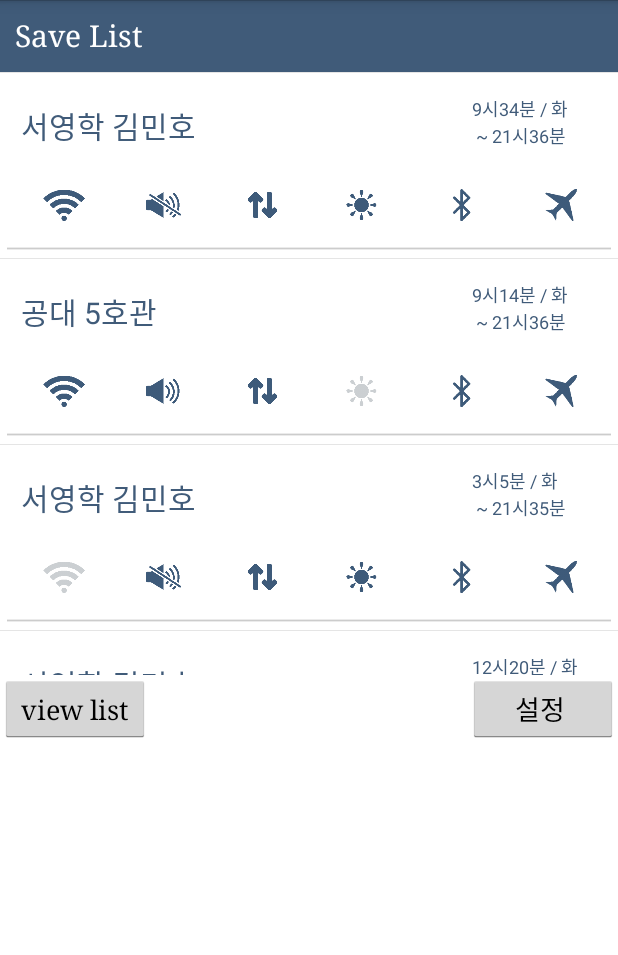
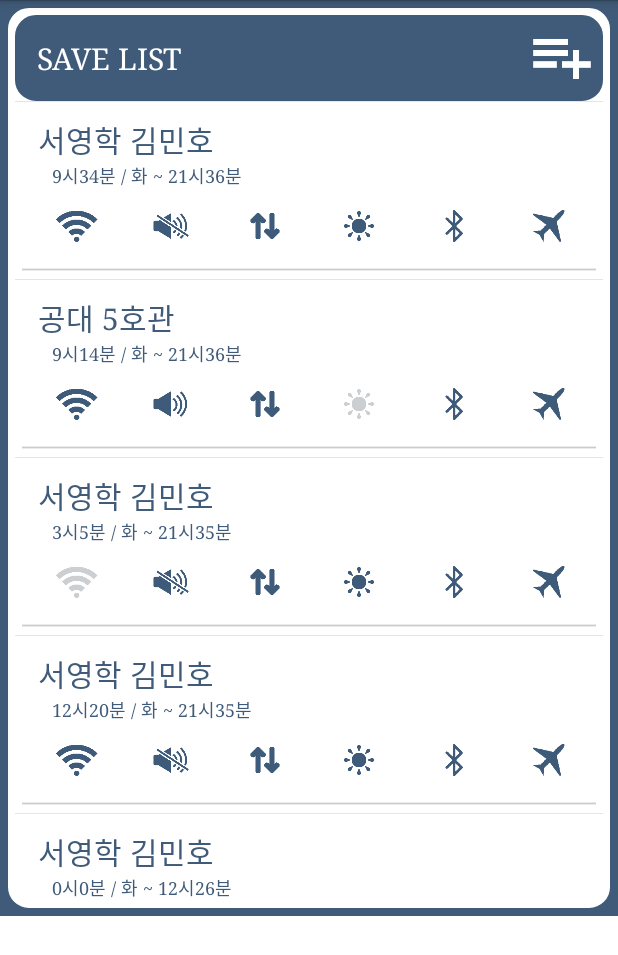
Before and after one commit to ISKU/Chameleon, an Android app: the screen it shows after launch (MainActivity), on a phone screen of 412 x 824 dp. Shown: the top 955 px of the screen. Run offline under Robolectric (Android 15) with nearby library versions, the phone set to English and light mode, and no system bars; libraries missing offline, so code that uses them is left out: com.kyleduo.switchbutton; plain views replace SwitchButton; Roboto replaces fonts that are not available here; 1 statement that could not run was skipped.

Commit message:
Delete setting Button and Redesign settingList Button and savedList

```diff
--- a/chameleon/app/src/main/java/main/chameleon/MainActivity.java
+++ b/chameleon/app/src/main/java/main/chameleon/MainActivity.java
@@ -7,7 +7,6 @@ import android.view.MotionEvent;
 import android.view.View;
 import android.view.ViewGroup;
 import android.view.Window;
-import android.widget.AdapterView;
 import android.widget.BaseAdapter;
 import android.widget.Button;
 import android.widget.ListView;
@@ -62,24 +61,25 @@ public class MainActivity extends Activity {
         myAdapter adapter = new myAdapter();
         listView.setAdapter(adapter);
 
-        listView.setOnItemClickListener(new AdapterView.OnItemClickListener() {
-            @Override
-            public void onItemClick(AdapterView<?> parent, View view, int position, long id) {
-                Intent intent = new Intent(getApplicationContext(), MainActivity.class);
-                intent.putExtra("position_save", position);
-                startActivity(intent);
-            }
-        });
+//        listView.setOnItemClickListener(new AdapterView.OnItemClickListener() {
+//            @Override
+//            public void onItemClick(AdapterView<?> parent, View view, int position, long id) {
+//                Intent intent = new Intent(getApplicationContext(), MainActivity.class);
+//                intent.putExtra("position_save", position);
+//                startActivity(intent);
+//            }
+//        });
 
 
-        toModeListButton = (Button) findViewById(R.id.listToSettingButton);
+        /*
+       toModeListButton = (Button) findViewById(R.id.listToSettingButton);
         toModeListButton.setOnClickListener(new View.OnClickListener() {
             public void onClick(View v) {
                 aIntent = new Intent(MainActivity.this, ModeActivity.class);
                 startActivity(aIntent);
             }
         });
-
+        */
 
     }
 
--- /dev/null
+++ b/chameleon/app/src/main/res/drawable-hdpi/list_shape.xml
@@ -0,0 +1,28 @@
+<?xml version="1.0" encoding="utf-8"?>
+    <shape
+        xmlns:android="http://schemas.android.com/apk/res/android"
+        android:shape="rectangle"
+
+    >
+
+        <solid
+            android:color="#405B79" >
+        </solid>
+
+        <stroke
+            android:width="5dp"
+            android:color="#405B79" >
+        </stroke>
+
+        <padding
+            android:left="5dp"
+            android:top="5dp"
+            android:right="5dp"
+            android:bottom="5dp"    >
+        </padding>
+
+        <corners
+            android:radius="11dp"   >
+        </corners>
+
+    </shape>
--- a/chameleon/app/src/main/res/layout/activity_main.xml
+++ b/chameleon/app/src/main/res/layout/activity_main.xml
@@ -13,21 +13,23 @@
     android:layout_height="550dp"
     android:layout_marginBottom="5dp"
 
-    >
+    android:padding="5dp"
+    android:background="#405B79">
 
     <ListView
         android:layout_width="wrap_content"
-        android:layout_height="450dp"
+        android:layout_height="600dp"
         android:id="@+id/showModeListView"
         android:layout_alignParentTop="true"
         android:layout_alignParentRight="true"
         android:layout_alignParentEnd="true"
         android:layout_alignParentLeft="true"
         android:layout_alignParentStart="true"
-        android:background="#fff">
+        android:background="@drawable/shape"
+        android:layout_alignParentBottom="true">
     </ListView>
 
-    <Button
+   <!-- <Button
         android:layout_width="100dp"
         android:layout_height="45dp"
         android:id="@+id/listToSettingButton"
@@ -48,7 +50,7 @@
         android:layout_below="@+id/showModeListView"
         android:layout_alignParentLeft="true"
         android:layout_alignParentStart="true">
-    </Button>
+    </Button>-->
 
 
 </RelativeLayout>
--- a/chameleon/app/src/main/res/layout/each_list_header.xml
+++ b/chameleon/app/src/main/res/layout/each_list_header.xml
@@ -1,28 +1,36 @@
-<?xml version="1.0" encoding="utf-8"?><!--
-  ~ Copyright 2014 Niek Haarman
-  ~
-  ~ Licensed under the Apache License, Version 2.0 (the "License");
-  ~ you may not use this file except in compliance with the License.
-  ~ You may obtain a copy of the License at
-  ~
-  ~ http://www.apache.org/licenses/LICENSE-2.0
-  ~
-  ~ Unless required by applicable law or agreed to in writing, software
-  ~ distributed under the License is distributed on an "AS IS" BASIS,
-  ~ WITHOUT WARRANTIES OR CONDITIONS OF ANY KIND, either express or implied.
-  ~ See the License for the specific language governing permissions and
-  ~ limitations under the License.
-  -->
+<?xml version="1.0" encoding="utf-8"?>
+
+
+<RelativeLayout xmlns:android="http://schemas.android.com/apk/res/android"
+    android:orientation="vertical"
+    android:layout_width="match_parent"
+    android:layout_height="wrap_content"
+    android:background="@drawable/list_shape">
 
 <TextView xmlns:android="http://schemas.android.com/apk/res/android"
     xmlns:tools="http://schemas.android.com/tools"
     android:layout_width="match_parent"
     android:layout_height="wrap_content"
-    android:background="#405B79"
     android:minHeight="48dp"
-    android:padding="10dp"
-    android:textColor="@android:color/white"
+    android:padding="0dp"
     android:textSize="20sp"
     android:radius="11dp"
-    android:text="Save List"
-    tools:ignore="UnusedAttribute" />
+    android:text="SAVE LIST"
+    tools:ignore="UnusedAttribute"
+    android:typeface="serif"
+    android:gravity="center_vertical"
+    android:layout_marginLeft="10dp"
+    android:id="@+id/textView"
+    android:textColor="#ffffff" />
+
+    <Button
+        android:layout_width="45dp"
+        android:layout_height="45dp"
+        android:id="@+id/listToSettingButton"
+        android:onClick="moveListSetting"
+        android:background="@drawable/list_plus"
+        android:gravity="center_vertical"
+        android:layout_alignRight="@+id/textView"
+        android:layout_alignEnd="@+id/textView">
+    </Button>
+</RelativeLayout>
--- a/chameleon/app/src/main/res/layout/each_menu_list.xml
+++ b/chameleon/app/src/main/res/layout/each_menu_list.xml
@@ -6,19 +6,20 @@
     android:layout_height="match_parent"
     android:paddingTop="0dp">
 
-    <LinearLayout xmlns:android="http://schemas.android.com/apk/res/android"
+    <RelativeLayout xmlns:android="http://schemas.android.com/apk/res/android"
         android:orientation="vertical" android:layout_width="match_parent"
-        android:layout_height="wrap_content"
+        android:layout_height="100dp"
         android:background="#ffffff"
         android:layout_marginTop="10dp"
         >
 
         <LinearLayout xmlns:android="http://schemas.android.com/apk/res/android"
             android:orientation="horizontal" android:layout_width="match_parent"
-            android:layout_height="50dp"
+            android:layout_height="wrap_content"
             android:gravity="center_vertical|center_horizontal"
             android:paddingTop="0dp"
-            android:layout_marginTop="0dp">
+            android:layout_marginTop="0dp"
+            android:id="@+id/linearLayout2">
 
             <TextView
                 android:layout_width="wrap_content"
@@ -27,30 +28,16 @@
                 android:textSize="20dp"
                 android:id="@+id/listName"
                 android:textColor = "#405B79"
-                android:text="이름" />
+                android:text="이름"
+                android:typeface="serif" />
 
             <LinearLayout xmlns:android="http://schemas.android.com/apk/res/android"
                 android:orientation="vertical" android:layout_width="77dp"
-                android:layout_height="40dp"
+                android:layout_height="match_parent"
                 android:layout_marginTop="0dp"
 
                 android:gravity="top">
-                <TextView
-                    android:layout_width="wrap_content"
-                    android:layout_height="wrap_content"
-                    android:textSize="12dp"
-                    android:text="12시 30분 / 금"
-                    android:textColor = "#405B79"
-                    android:id="@+id/startName"
-                    android:gravity="top" />
-                <TextView
-                    android:layout_width="wrap_content"
-                    android:layout_height="wrap_content"
-                    android:textSize="12dp"
-                    android:text=" ~ 15시 30분"
-                    android:textColor = "#405B79"
-                    android:id="@+id/stopName"
-                    />
+
             </LinearLayout>
 
             <com.kyleduo.switchbutton.SwitchButton
@@ -67,11 +54,40 @@
 
 
         <!-- 기능 -->
+        <TextView
+            android:layout_width="wrap_content"
+            android:layout_height="wrap_content"
+            android:textSize="12dp"
+            android:text="12시 30분 / 금"
+            android:textColor = "#405B79"
+            android:id="@+id/startName"
+            android:gravity="top"
+            android:layout_below="@+id/linearLayout2"
+            android:layout_alignParentLeft="true"
+            android:layout_alignParentStart="true"
+            android:layout_marginLeft="20dp"
+            android:typeface="serif" />
+
+        <TextView
+            android:layout_width="wrap_content"
+            android:layout_height="wrap_content"
+            android:textSize="12dp"
+            android:text=" ~ 15시 30분"
+            android:textColor = "#405B79"
+            android:id="@+id/stopName"
+            android:layout_gravity="center_horizontal"
+            android:layout_alignTop="@+id/startName"
+            android:layout_toRightOf="@+id/startName"
+            android:layout_toEndOf="@+id/startName"
+            android:typeface="serif" />
+
         <LinearLayout xmlns:android="http://schemas.android.com/apk/res/android"
             android:orientation="horizontal" android:layout_width="match_parent"
-            android:layout_marginTop="15dp"
             android:layout_height="40dp"
-            >
+            android:layout_alignParentBottom="true"
+            android:layout_alignParentLeft="true"
+            android:layout_alignParentStart="true"
+            android:id="@+id/linearLayout">
             <TextView
                 android:layout_width="5dp"
                 android:layout_height="25dp"
@@ -121,13 +137,12 @@
                 android:contentDescription="" />
         </LinearLayout>
 
-    </LinearLayout>
+    </RelativeLayout>
 
     <ImageView
         android:layout_width="wrap_content"
         android:layout_height="wrap_content"
         android:id="@+id/imageView2"
-        android:layout_gravity="center_horizontal"
         android:background="@drawable/line" />
 
 </LinearLayout>
--- a/chameleon/app/src/main/res/layout/list_header.xml
+++ b/chameleon/app/src/main/res/layout/list_header.xml
@@ -18,7 +18,7 @@
     xmlns:tools="http://schemas.android.com/tools"
     android:layout_width="match_parent"
     android:layout_height="wrap_content"
-    android:background="@color/holo_red_light_transparent"
+    android:background="@drawable/shape"
     android:fontFamily="sans-serif-condensed"
     android:minHeight="48dp"
     android:padding="10dp"
```
Also changed, not shown: chameleon/app/src/main/res/drawable/list_plus.png (added).
